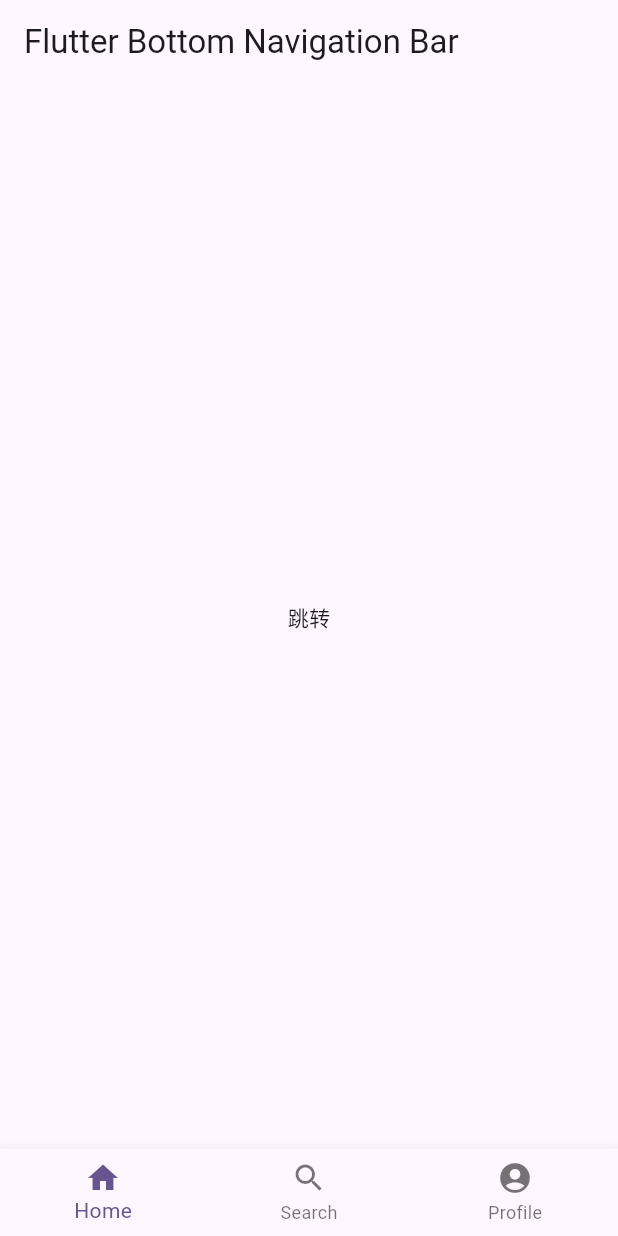
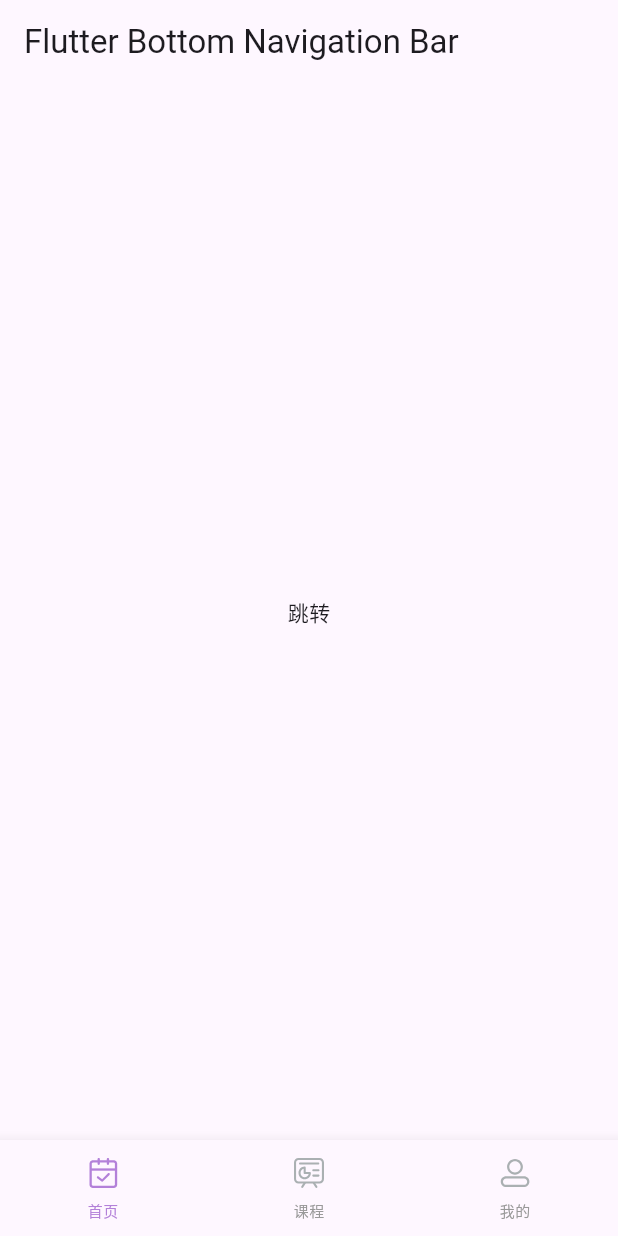
Before and after one commit to CSwater2016/flutter_study, a Flutter app: the MultiTabWidgets screen opened directly, on a phone screen of 412 x 824 dp. Run offline on Flutter 3.47's test engine with Material 3 defaults, Android fonts, the phone set to English and light mode, and no system bars; our stand-ins replace flutter_screenutil, flutter_svg, vector_graphics.

Commit message:
feat: 配置 tabbar 的实践样式

```diff
--- /dev/null
+++ b/lib/core/utils/media_query.dart
@@ -0,0 +1,8 @@
+/*
+MediaQuery 是 Flutter 用于访问有关当前设备和屏幕的信息，例如屏幕尺寸、设备像素比、系统的安全区域、系统文字缩放因子等。
+
+* 获取设备屏幕安全区域内边距(EdgeInsets)
+MediaQuery.of(context).padding
+
+
+*/
--- a/lib/example/test_page.dart
+++ b/lib/example/test_page.dart
@@ -2,6 +2,7 @@ import 'package:flutter/material.dart';
 import 'package:flutter_study/core/constants/styles.dart';
 import 'package:flutter_study/example/basic_widgets/textfield_study.dart';
 import 'package:flutter_study/features/authentication/mobile_login_page.dart';
+import 'package:flutter_study/global_widgets/multi_tab_widgets.dart';
 
 // 测试页面
 
@@ -14,6 +15,6 @@ class TestPage extends StatelessWidget {
       '测试页面',
       style: Styles.basic,
     );
-    return TextFieldStudy();
+    return const MultiTabWidgets();
   }
 }
--- a/lib/global_widgets/multi_tab_widgets.dart
+++ b/lib/global_widgets/multi_tab_widgets.dart
@@ -1,4 +1,7 @@
 import 'package:flutter/material.dart';
+import 'package:flutter_study/core/constants/styles.dart';
+import 'package:flutter_study/core/gen/assets.gen.dart';
+import 'package:flutter_study/core/widgets/image_view.dart';
 
 class MultiTabWidgets extends StatefulWidget {
   const MultiTabWidgets({super.key});
@@ -27,27 +30,46 @@ class _MultiTabWidgetsState extends State<MultiTabWidgets> {
   Widget build(BuildContext context) {
     return Scaffold(
       appBar: AppBar(
-        title: Text('Flutter Bottom Navigation Bar'),
+        title: const Text('Flutter Bottom Navigation Bar'),
       ),
       body: _pages[_currentIndex], // 根据 Tab 切换页面
-      bottomNavigationBar: BottomNavigationBar(
-        currentIndex: _currentIndex, // 当前选中的 Tab 下标
-        onTap: _onItemTapped, // Tab 点击时的回调
-        items: const <BottomNavigationBarItem>[
-          BottomNavigationBarItem(
-            icon: Icon(Icons.home),
-            label: 'Home',
-          ),
-          BottomNavigationBarItem(
-            icon: Icon(Icons.search),
-            label: 'Search',
-          ),
-          BottomNavigationBarItem(
-            icon: Icon(Icons.account_circle),
-            label: 'Profile',
-          ),
-        ],
+      bottomNavigationBar: SizedBox(
+        height: 64 + MediaQuery.of(context).padding.bottom,
+        child: BottomNavigationBar(
+          selectedFontSize: 10,
+          unselectedFontSize: 10,
+          selectedItemColor: Styles.c_B381D9,
+          unselectedItemColor: Styles.c_999999,
+          type: BottomNavigationBarType.fixed, // 固定宽度
+          currentIndex: _currentIndex, // 当前选中的 Tab 下标
+          onTap: _onItemTapped, // Tab 点击时的回调
+          items: <BottomNavigationBarItem>[
+            _buildBottomNavigationBarItem('首页', Assets.images.mainTab.mainTabCalenderUnselected.path,
+                Assets.images.mainTab.mainTabCalenderSelected.path),
+            _buildBottomNavigationBarItem('课程', Assets.images.mainTab.mainTabCourseUnselected.path,
+                Assets.images.mainTab.mainTabCourseSelected.path),
+            _buildBottomNavigationBarItem(
+                '我的', Assets.images.mainTab.mainTabMineUnselected.path, Assets.images.mainTab.mainTabMineSelected.path),
+          ],
+        ),
       ),
+    );
+  }
+
+  BottomNavigationBarItem _buildBottomNavigationBarItem(String label, String iconPath, String activeIconPath) {
+    return BottomNavigationBarItem(
+      icon: Padding(
+          padding: const EdgeInsets.only(bottom: 6),
+          child: ImageView(
+            path: iconPath,
+          )),
+      activeIcon: Padding(
+          padding: const EdgeInsets.only(bottom: 6),
+          child: ImageView(
+            path: activeIconPath,
+            color: Styles.c_B381D9,
+          )),
+      label: label,
     );
   }
 }
--- a/pubspec.yaml
+++ b/pubspec.yaml
@@ -72,6 +72,7 @@ flutter:
     # Add assets from the images directory to the application.
     - assets/images/global/
     - assets/images/login/
+    - assets/images/main_tab/
 
 # flutter_gen 配置
 flutter_gen:
```
Also changed, not shown: lib/core/gen/assets.gen.dart (+36 -0 lines), assets/images/main_tab/main_tab_calender_selected.svg (added), assets/images/main_tab/main_tab_calender_unselected.svg (added), assets/images/main_tab/main_tab_course_selected.svg (added), assets/images/main_tab/main_tab_course_unselected.svg (added), assets/images/main_tab/main_tab_mine_selected.svg (added), assets/images/main_tab/main_tab_mine_unselected.svg (added).
